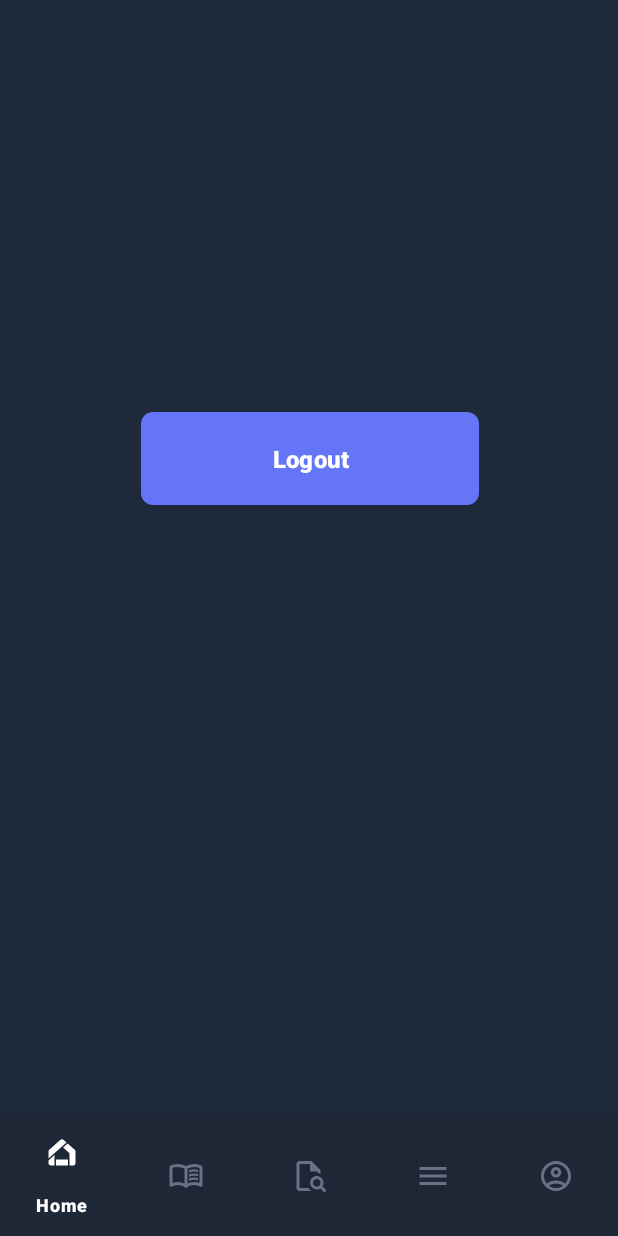
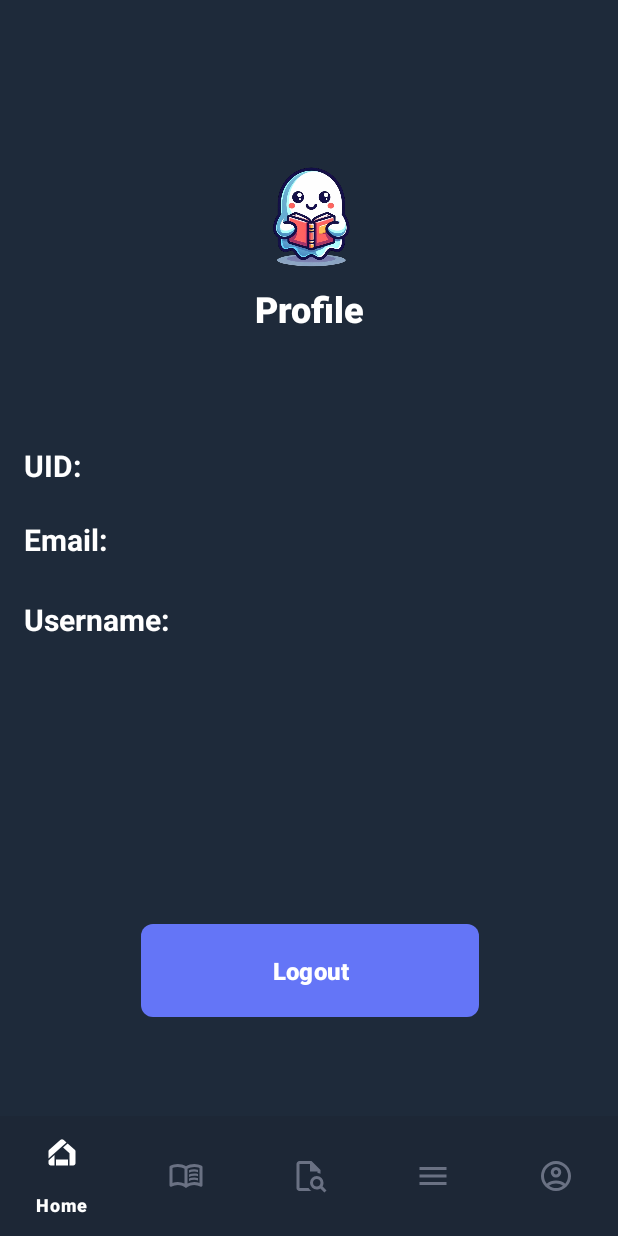
Before and after one commit to Lamawwww/OneShot_app, an Android app: the fragment ProfilePage placed in its activity, on a phone screen of 412 x 824 dp. Run offline under Robolectric (Android 15) with nearby library versions, the phone set to English and light mode, and no system bars; our stand-ins replace Firebase (no records; nobody signed in at launch, a user with empty details on screens opened directly), Picasso.

Commit message:
second to the last push

```diff
--- a/app/src/main/java/com/example/oneshot/LoginActivity.java
+++ b/app/src/main/java/com/example/oneshot/LoginActivity.java
@@ -21,13 +21,14 @@ import android.widget.Toast;
 
 import androidx.appcompat.app.AppCompatActivity;
 
+import com.example.oneshot.fragments.HomePage;
 import com.google.firebase.auth.FirebaseAuth;
 import com.google.firebase.auth.FirebaseUser;
 
 public class LoginActivity extends AppCompatActivity {
 
     private EditText emailET, passwordET;
-    private Button loginBtn;
+    private Button loginBtn, continueWithoutLoginBtn;
     private FirebaseAuth mAuth;
 
     @Override
@@ -40,7 +41,10 @@ public class LoginActivity extends AppCompatActivity {
         emailET = findViewById(R.id.emailET);
         passwordET = findViewById(R.id.passwordET);
         loginBtn = findViewById(R.id.LoginBtn);
+        continueWithoutLoginBtn = findViewById(R.id.ContinueWithoutLoginBtn);
+
         loginBtn.setOnClickListener(v -> loginUser());
+        continueWithoutLoginBtn.setOnClickListener(v -> continueWithoutLogin());
 
         TextView signUpTxt = findViewById(R.id.SignUpTxt);
         String text = "Don't Have An Account? Sign Up";
@@ -49,7 +53,7 @@ public class LoginActivity extends AppCompatActivity {
         int start = text.indexOf("Sign Up");
         int end = start + "Sign Up".length();
 
-// Make "Sign Up" bold and blue
+        // Make "Sign Up" bold and blue
         ForegroundColorSpan blueColor = new ForegroundColorSpan(Color.parseColor("#6475F7"));
         StyleSpan boldStyle = new StyleSpan(Typeface.BOLD);
         ClickableSpan clickableSpan = new ClickableSpan() {
@@ -75,7 +79,6 @@ public class LoginActivity extends AppCompatActivity {
 
         signUpTxt.setText(spannable);
         signUpTxt.setMovementMethod(LinkMovementMethod.getInstance()); // Make the span clickable
-
     }
 
     private void loginUser() {
@@ -116,4 +119,11 @@ public class LoginActivity extends AppCompatActivity {
                     }
                 });
     }
+
+    private void continueWithoutLogin() {
+        // Redirect to HomePage
+        Intent intent = new Intent(getApplicationContext(), MainActivity.class);
+        startActivity(intent);
+        finish(); // Close LoginActivity
+    }
 }
--- a/app/src/main/java/com/example/oneshot/fragments/HomePage.java
+++ b/app/src/main/java/com/example/oneshot/fragments/HomePage.java
@@ -21,6 +21,7 @@ import com.google.firebase.database.ValueEventListener;
 import java.util.ArrayList;
 import java.util.List;
 import android.util.Log;
+import android.widget.TextView;
 
 public class HomePage extends Fragment {
 
@@ -28,6 +29,7 @@ public class HomePage extends Fragment {
     private MangaAdapter mangaAdapter;
     private List<Manga> mangaList;
     private DatabaseReference databaseReference;
+    private TextView totalManga;
     View view;
 
     @Nullable
@@ -41,6 +43,7 @@ public class HomePage extends Fragment {
         mangaList = new ArrayList<>();
         mangaAdapter = new MangaAdapter(getContext(), mangaList, this::onMangaClick);
         recyclerViewManga.setAdapter(mangaAdapter);
+        totalManga = view.findViewById(R.id.totalManga);
 
         databaseReference = FirebaseDatabase.getInstance().getReference("Manga");
         fetchMangas();
@@ -64,6 +67,7 @@ public class HomePage extends Fragment {
                     }
                 }
                 mangaAdapter.notifyDataSetChanged();
+                totalManga.setText("Manga (" + mangaList.size() + ")");
             }
 
             @Override
--- a/app/src/main/java/com/example/oneshot/fragments/MyListPage.java
+++ b/app/src/main/java/com/example/oneshot/fragments/MyListPage.java
@@ -1,5 +1,6 @@
 package com.example.oneshot.fragments;
 
+import android.content.Intent;
 import android.os.Bundle;
 import android.view.LayoutInflater;
 import android.view.View;
@@ -11,6 +12,9 @@ import androidx.fragment.app.Fragment;
 import androidx.fragment.app.FragmentTransaction;
 import androidx.recyclerview.widget.LinearLayoutManager;
 import androidx.recyclerview.widget.RecyclerView;
+
+import com.example.oneshot.LoginActivity;
+import com.example.oneshot.MainActivity;
 import com.example.oneshot.R;
 import com.example.oneshot.adapter.MangaBookmarkAdapter;
 import com.example.oneshot.model.Manga;
@@ -55,6 +59,8 @@ public class MyListPage extends Fragment {
         FirebaseUser currentUser = firebaseAuth.getCurrentUser();
         if (currentUser == null) {
             Toast.makeText(getContext(), "Please log in to see your favorites.", Toast.LENGTH_SHORT).show();
+            Intent intent = new Intent(getContext(), LoginActivity.class);
+            startActivity(intent);
             return;
         }
 
--- a/app/src/main/java/com/example/oneshot/fragments/ProfilePage.java
+++ b/app/src/main/java/com/example/oneshot/fragments/ProfilePage.java
@@ -6,6 +6,7 @@ import android.view.LayoutInflater;
 import android.view.View;
 import android.view.ViewGroup;
 import android.widget.Button;
+import android.widget.Toast;
 
 import androidx.activity.EdgeToEdge;
 import androidx.annotation.NonNull;
@@ -21,6 +22,7 @@ import com.example.oneshot.MainActivity;
 import com.example.oneshot.R;
 import com.example.oneshot.SplashActivity;
 import com.google.firebase.auth.FirebaseAuth;
+import com.google.firebase.auth.FirebaseUser;
 
 public class ProfilePage extends Fragment {
     private Button logoutBtn;
@@ -34,6 +36,13 @@ public class ProfilePage extends Fragment {
 
 
         mAuth = FirebaseAuth.getInstance();
+        FirebaseUser currentUser = mAuth.getCurrentUser();
+
+        if (currentUser == null) {
+            Toast.makeText(getContext(), "Please login to access this page", Toast.LENGTH_SHORT).show();
+            Intent intent = new Intent(getContext(), LoginActivity.class);
+            startActivity(intent);
+        }
 
         logoutBtn = view.findViewById(R.id.LogoutBtn);
 
--- a/app/src/main/res/layout/activity_login.xml
+++ b/app/src/main/res/layout/activity_login.xml
@@ -137,6 +137,20 @@
         app:layout_constraintTop_toTopOf="parent"
         app:srcCompat="@drawable/oneshoticon_transparent" />
 
+    <com.google.android.material.button.MaterialButton
+        android:id="@+id/ContinueWithoutLoginBtn"
+        android:layout_width="289dp"
+        android:layout_height="53dp"
+        android:backgroundTint="#374151"
+        android:textSize="16sp"
+        android:textStyle="bold"
+        app:cornerRadius="8dp"
+        android:text="Continue Without Logging In"
+        app:layout_constraintBottom_toBottomOf="parent"
+        app:layout_constraintEnd_toEndOf="parent"
+        app:layout_constraintStart_toStartOf="parent"
+        app:layout_constraintTop_toBottomOf="@+id/SignUpTxt" />
+
     <androidx.constraintlayout.widget.Guideline
         android:id="@+id/guideline5"
         android:layout_width="wrap_content"
@@ -144,4 +158,5 @@
         android:orientation="horizontal"
         app:layout_constraintGuide_begin="239dp" />
 
+
 </androidx.constraintlayout.widget.ConstraintLayout>
--- a/app/src/main/res/layout/fragment_home_page.xml
+++ b/app/src/main/res/layout/fragment_home_page.xml
@@ -37,8 +37,8 @@
 
     <TextView
         android:id="@+id/totalManga"
-        android:layout_width="106dp"
-        android:layout_height="37dp"
+        android:layout_width="135dp"
+        android:layout_height="39dp"
         android:layout_marginStart="17dp"
         android:layout_marginTop="10dp"
         android:fontFamily="sans-serif-black"
--- a/app/src/main/res/layout/fragment_profile_page.xml
+++ b/app/src/main/res/layout/fragment_profile_page.xml
@@ -13,16 +13,102 @@
         android:layout_width="225dp"
         android:layout_height="70dp"
         android:layout_marginStart="161dp"
-        android:layout_marginTop="235dp"
         android:layout_marginEnd="160dp"
-        android:layout_marginBottom="448dp"
+        android:text="Logout"
         android:textSize="16sp"
         android:textStyle="bold"
         app:backgroundTint="#6475F7"
         app:cornerRadius="8dp"
-        android:text="Logout"
         app:layout_constraintBottom_toBottomOf="parent"
         app:layout_constraintEnd_toEndOf="parent"
+        app:layout_constraintHorizontal_bias="0.503"
         app:layout_constraintStart_toStartOf="parent"
-        app:layout_constraintTop_toTopOf="parent" />
+        app:layout_constraintTop_toTopOf="@+id/guideline8"
+        app:layout_constraintVertical_bias="0.412" />
+
+    <ImageView
+        android:id="@+id/imageView11"
+        android:layout_width="87dp"
+        android:layout_height="94dp"
+        android:src="@drawable/oneshotmascot"
+        app:layout_constraintBottom_toTopOf="@+id/totalManga5"
+        app:layout_constraintEnd_toEndOf="parent"
+        app:layout_constraintStart_toStartOf="parent"
+        app:layout_constraintTop_toTopOf="parent"
+        app:layout_constraintVertical_bias="1.0" />
+
+    <TextView
+        android:id="@+id/totalManga5"
+        android:layout_width="135dp"
+        android:layout_height="39dp"
+        android:fontFamily="sans-serif-black"
+        android:text="Profile"
+        android:textAlignment="center"
+        android:textColor="#FFFFFF"
+        android:textSize="24sp"
+        app:layout_constraintBottom_toTopOf="@+id/guideline9"
+        app:layout_constraintEnd_toEndOf="parent"
+        app:layout_constraintStart_toStartOf="parent" />
+
+    <TextView
+        android:id="@+id/UIDTextView"
+        android:layout_width="389dp"
+        android:layout_height="49dp"
+        android:layout_marginStart="11dp"
+        android:layout_marginTop="68dp"
+        android:layout_marginEnd="11dp"
+        android:outlineSpotShadowColor="#623C3C"
+        android:text=" UID:"
+        android:textColor="#FFFFFF"
+        android:textSize="20sp"
+        android:textStyle="bold"
+        app:layout_constraintEnd_toEndOf="parent"
+        app:layout_constraintHorizontal_bias="1.0"
+        app:layout_constraintStart_toStartOf="parent"
+        app:layout_constraintTop_toTopOf="@+id/guideline9" />
+
+    <TextView
+        android:id="@+id/UsernameTextView"
+        android:layout_width="390dp"
+        android:layout_height="60dp"
+        android:layout_marginStart="11dp"
+        android:layout_marginEnd="11dp"
+        android:text=" Username:"
+        android:textColor="#FFFFFF"
+        android:textSize="20sp"
+        android:textStyle="bold"
+        app:layout_constraintEnd_toEndOf="parent"
+        app:layout_constraintHorizontal_bias="0.0"
+        app:layout_constraintStart_toStartOf="parent"
+        app:layout_constraintTop_toBottomOf="@+id/EmailTextView" />
+
+    <TextView
+        android:id="@+id/EmailTextView"
+        android:layout_width="389dp"
+        android:layout_height="53dp"
+        android:layout_marginStart="11dp"
+        android:layout_marginEnd="11dp"
+        android:text=" Email:"
+        android:textColor="#FFFFFF"
+        android:textSize="20sp"
+        android:textStyle="bold"
+        app:layout_constraintEnd_toEndOf="parent"
+        app:layout_constraintHorizontal_bias="0.0"
+        app:layout_constraintStart_toStartOf="parent"
+        app:layout_constraintTop_toBottomOf="@+id/UIDTextView" />
+
+    <androidx.constraintlayout.widget.Guideline
+        android:id="@+id/guideline8"
+        android:layout_width="wrap_content"
+        android:layout_height="wrap_content"
+        android:orientation="horizontal"
+        app:layout_constraintGuide_begin="512dp" />
+
+    <androidx.constraintlayout.widget.Guideline
+        android:id="@+id/guideline9"
+        android:layout_width="wrap_content"
+        android:layout_height="wrap_content"
+        android:orientation="horizontal"
+        app:layout_constraintGuide_begin="229dp" />
+
 </androidx.constraintlayout.widget.ConstraintLayout>
```
Also changed, not shown: app/src/main/res/drawable/oneshoticon2_transparent.png (deleted).
